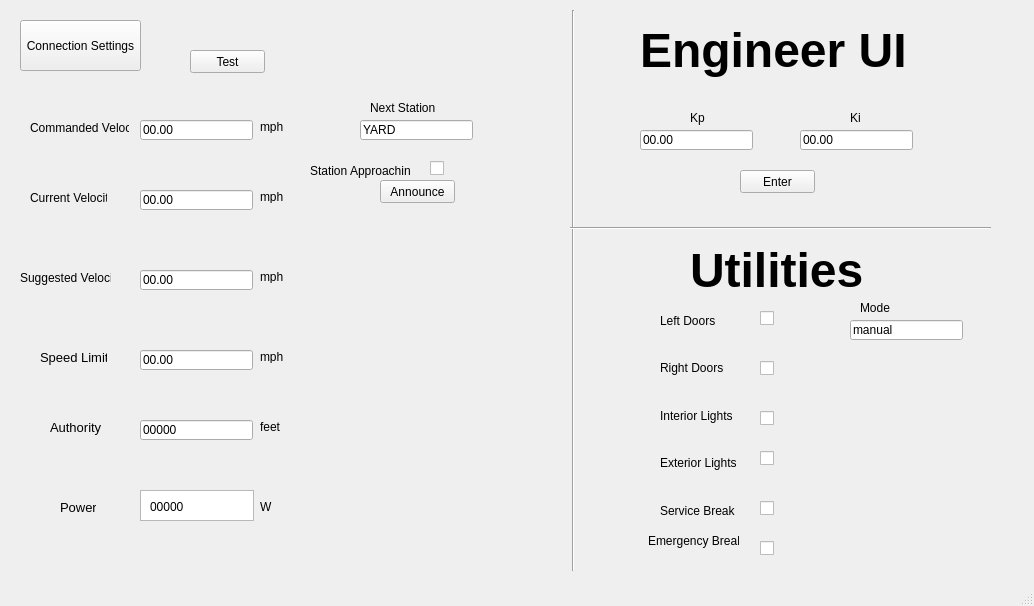
Qt form src/HWTrainController/hw_TrainController/traincontrollermainwindow.ui (JHarnishfeger/ECE1140_Conductors) before a commit.
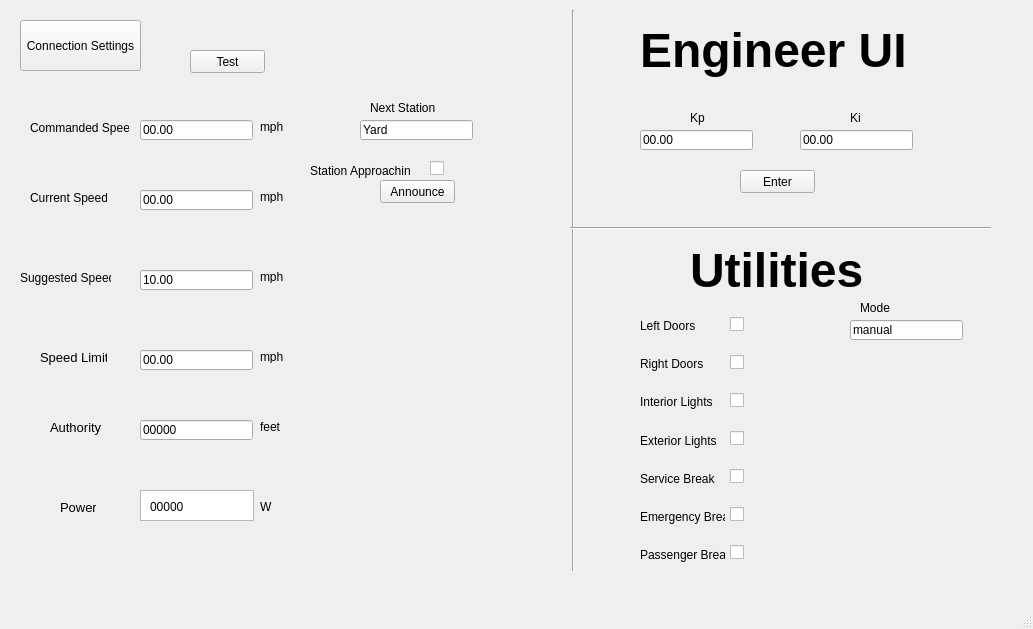
The same form after that commit.

```diff
--- a/src/HWTrainController/hw_TrainController/traincontrollermainwindow.ui
+++ b/src/HWTrainController/hw_TrainController/traincontrollermainwindow.ui
@@ -6,8 +6,8 @@
    <rect>
     <x>0</x>
     <y>0</y>
-    <width>1034</width>
-    <height>606</height>
+    <width>1033</width>
+    <height>629</height>
    </rect>
   </property>
   <property name="windowTitle">
@@ -228,145 +228,7 @@
      <string>W</string>
     </property>
    </widget>
-   <widget class="QWidget" name="layoutWidget">
-    <property name="geometry">
-     <rect>
-      <x>660</x>
-      <y>300</y>
-      <width>81</width>
-      <height>231</height>
-     </rect>
-    </property>
-    <layout class="QVBoxLayout" name="verticalLayout_2">
-     <item>
-      <widget class="QLabel" name="LeftDoors">
-       <property name="text">
-        <string>Left Doors</string>
-       </property>
-      </widget>
-     </item>
-     <item>
-      <widget class="QLabel" name="RightDoors">
-       <property name="text">
-        <string>Right Doors</string>
-       </property>
-      </widget>
-     </item>
-     <item>
-      <widget class="QLabel" name="InteriorLights">
-       <property name="text">
-        <string>Interior Lights</string>
-       </property>
-      </widget>
-     </item>
-     <item>
-      <widget class="QLabel" name="ExteriorLights">
-       <property name="text">
-        <string>Exterior Lights</string>
-       </property>
-      </widget>
-     </item>
-     <item>
-      <widget class="QLabel" name="ServiceBreak">
-       <property name="text">
-        <string>Service Break</string>
-       </property>
-      </widget>
-     </item>
-    </layout>
-   </widget>
-   <widget class="QCheckBox" name="LeftDoorsCB">
-    <property name="geometry">
-     <rect>
-      <x>760</x>
-      <y>310</y>
-      <width>70</width>
-      <height>17</height>
-     </rect>
-    </property>
-    <property name="text">
-     <string/>
-    </property>
-   </widget>
-   <widget class="QCheckBox" name="InteriorLightsCB">
-    <property name="geometry">
-     <rect>
-      <x>760</x>
-      <y>410</y>
-      <width>70</width>
-      <height>17</height>
-     </rect>
-    </property>
-    <property name="text">
-     <string/>
-    </property>
-   </widget>
-   <widget class="QCheckBox" name="ExteriorLightsCB">
-    <property name="geometry">
-     <rect>
-      <x>760</x>
-      <y>450</y>
-      <width>70</width>
-      <height>17</height>
-     </rect>
-    </property>
-    <property name="text">
-     <string/>
-    </property>
-   </widget>
-   <widget class="QCheckBox" name="ServiceBreakCB">
-    <property name="geometry">
-     <rect>
-      <x>760</x>
-      <y>500</y>
-      <width>70</width>
-      <height>17</height>
-     </rect>
-    </property>
-    <property name="text">
-     <string/>
-    </property>
-   </widget>
-   <widget class="QCheckBox" name="RightDoorsCB">
-    <property name="geometry">
-     <rect>
-      <x>760</x>
-      <y>360</y>
-      <width>70</width>
-      <height>17</height>
-     </rect>
-    </property>
-    <property name="text">
-     <string/>
-    </property>
-   </widget>
-   <widget class="QLabel" name="EmergencyBreak_2">
-    <property name="geometry">
-     <rect>
-      <x>648</x>
-      <y>520</y>
-      <width>91</width>
-      <height>41</height>
-     </rect>
-    </property>
-    <property name="text">
-     <string>Emergency Break</string>
-    </property>
-   </widget>
-   <widget class="QCheckBox" name="EmergencyBreakCB">
-    <property name="geometry">
-     <rect>
-      <x>760</x>
-      <y>540</y>
-      <width>70</width>
-      <height>17</height>
-     </rect>
-    </property>
-    <property name="text">
-     <string/>
-    </property>
-   </widget>
-   <widget class="QLineEdit" name="commandedVelocity">
+   <widget class="QLineEdit" name="commandedSpeed">
     <property name="geometry">
      <rect>
       <x>140</x>
@@ -402,7 +264,7 @@
      </rect>
     </property>
     <property name="text">
-     <string>00.00</string>
+     <string>10.00</string>
     </property>
    </widget>
    <widget class="QLineEdit" name="speedLimit">
@@ -471,7 +333,7 @@
      </rect>
     </property>
     <property name="text">
-     <string>Commanded Velocity</string>
+     <string>Commanded Speed</string>
     </property>
    </widget>
    <widget class="QLabel" name="label_2">
@@ -484,7 +346,7 @@
      </rect>
     </property>
     <property name="text">
-     <string>Current Velocity</string>
+     <string>Current Speed</string>
     </property>
    </widget>
    <widget class="QLabel" name="label_4">
@@ -523,7 +385,7 @@
      </rect>
     </property>
     <property name="text">
-     <string>Suggested Velocity</string>
+     <string>Suggested Speed</string>
     </property>
    </widget>
    <widget class="QPushButton" name="testButton">
@@ -575,7 +437,7 @@
      </rect>
     </property>
     <property name="text">
-     <string>YARD</string>
+     <string>Yard</string>
     </property>
    </widget>
    <widget class="QLineEdit" name="commandedVelocity_3">
@@ -643,6 +505,128 @@
      <string>Announce</string>
     </property>
    </widget>
+   <widget class="QWidget" name="layoutWidget">
+    <property name="geometry">
+     <rect>
+      <x>730</x>
+      <y>300</y>
+      <width>16</width>
+      <height>281</height>
+     </rect>
+    </property>
+    <layout class="QVBoxLayout" name="verticalLayout">
+     <item>
+      <widget class="QCheckBox" name="LeftDoorsCB">
+       <property name="text">
+        <string/>
+       </property>
+      </widget>
+     </item>
+     <item>
+      <widget class="QCheckBox" name="RightDoorsCB">
+       <property name="text">
+        <string/>
+       </property>
+      </widget>
+     </item>
+     <item>
+      <widget class="QCheckBox" name="InteriorLightsCB">
+       <property name="text">
+        <string/>
+       </property>
+      </widget>
+     </item>
+     <item>
+      <widget class="QCheckBox" name="ExteriorLightsCB">
+       <property name="text">
+        <string/>
+       </property>
+      </widget>
+     </item>
+     <item>
+      <widget class="QCheckBox" name="ServiceBreakCB">
+       <property name="text">
+        <string/>
+       </property>
+      </widget>
+     </item>
+     <item>
+      <widget class="QCheckBox" name="EmergencyBreakCB">
+       <property name="text">
+        <string/>
+       </property>
+      </widget>
+     </item>
+     <item>
+      <widget class="QCheckBox" name="PassengerBreakCB">
+       <property name="text">
+        <string/>
+       </property>
+      </widget>
+     </item>
+    </layout>
+   </widget>
+   <widget class="QWidget" name="layoutWidget">
+    <property name="geometry">
+     <rect>
+      <x>640</x>
+      <y>310</y>
+      <width>85</width>
+      <height>261</height>
+     </rect>
+    </property>
+    <layout class="QVBoxLayout" name="verticalLayout_2">
+     <item>
+      <widget class="QLabel" name="LeftDoors">
+       <property name="text">
+        <string>Left Doors</string>
+       </property>
+      </widget>
+     </item>
+     <item>
+      <widget class="QLabel" name="RightDoors">
+       <property name="text">
+        <string>Right Doors</string>
+       </property>
+      </widget>
+     </item>
+     <item>
+      <widget class="QLabel" name="InteriorLights">
+       <property name="text">
+        <string>Interior Lights</string>
+       </property>
+      </widget>
+     </item>
+     <item>
+      <widget class="QLabel" name="ExteriorLights">
+       <property name="text">
+        <string>Exterior Lights</string>
+       </property>
+      </widget>
+     </item>
+     <item>
+      <widget class="QLabel" name="ServiceBreak">
+       <property name="text">
+        <string>Service Break</string>
+       </property>
+      </widget>
+     </item>
+     <item>
+      <widget class="QLabel" name="EmergencyBreak">
+       <property name="text">
+        <string>Emergency Break</string>
+       </property>
+      </widget>
+     </item>
+     <item>
+      <widget class="QLabel" name="PassengerBreak">
+       <property name="text">
+        <string>Passenger Break</string>
+       </property>
+      </widget>
+     </item>
+    </layout>
+   </widget>
   </widget>
   <widget class="QStatusBar" name="statusbar"/>
   <widget class="QMenuBar" name="menubar">
```
Left out of the diff: 16 changed lines with no effect on the pictures.
